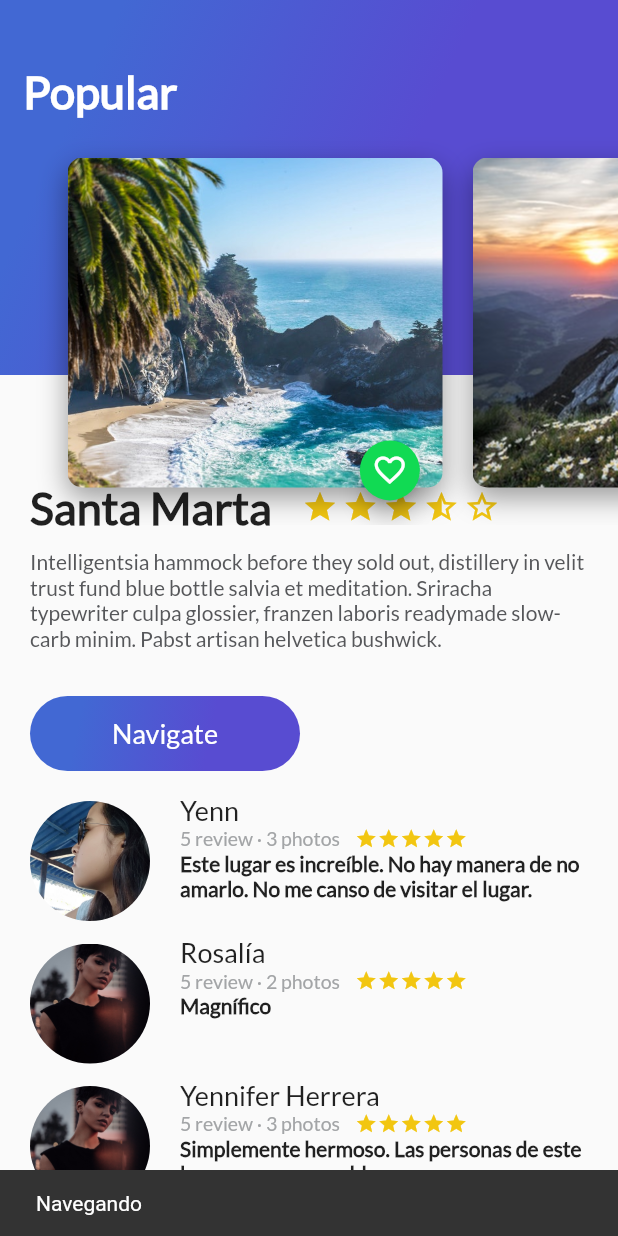
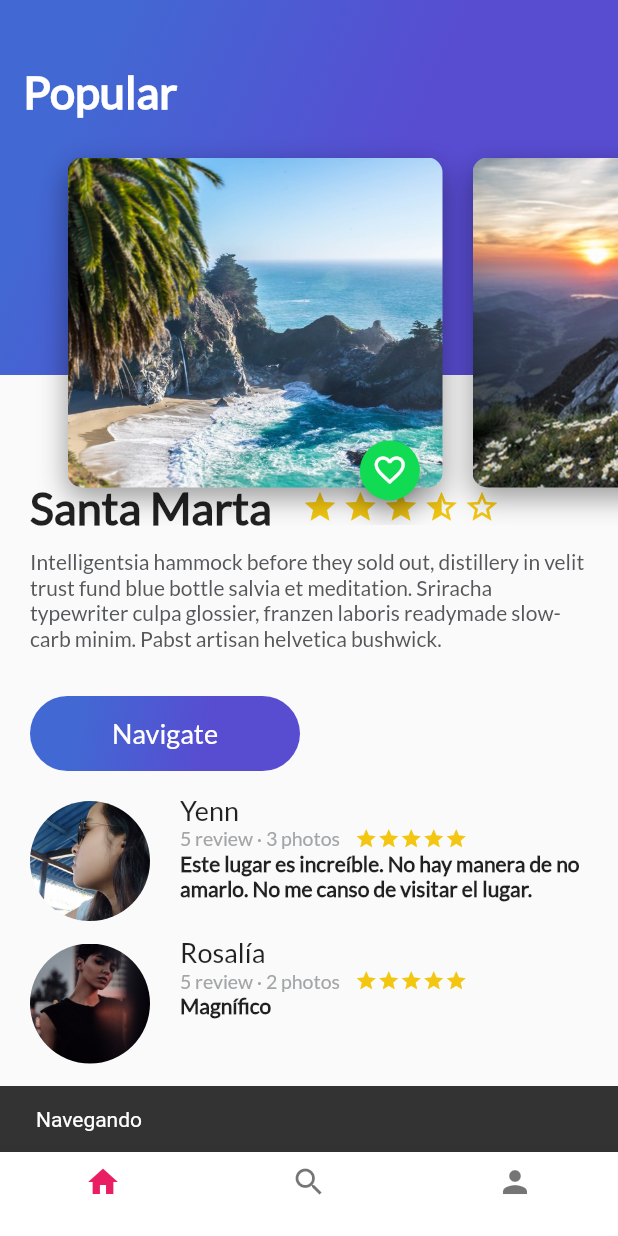
Before and after one commit to Yenniferh/Platzi-Trips, a Flutter app: the screen it shows after launch, after a tap on "Navigate", on a phone screen of 412 x 824 dp. Run offline on Flutter 3.47's test engine with Material 2 defaults, Android fonts, the phone set to English and light mode, and no system bars.

Commit message:
Bottom Navigation Bar

```diff
--- /dev/null
+++ b/lib/home_trips.dart
@@ -0,0 +1,26 @@
+import 'package:flutter/material.dart';
+import 'package:platzi_trips/description_place.dart';
+import 'package:platzi_trips/header_appbar.dart';
+import 'package:platzi_trips/review_list.dart';
+
+class HomeTrips extends StatelessWidget{
+
+  // This widget is the root of your application.
+  String dummyText = 'Intelligentsia hammock before they sold out, distillery in velit trust fund blue bottle salvia et meditation. '
+      'Sriracha typewriter culpa glossier, franzen laboris readymade slow-carb minim. Pabst artisan helvetica bushwick. ';
+
+  @override
+  Widget build(BuildContext context) {
+    return Stack(
+      children: <Widget>[
+        ListView(
+          children: <Widget>[
+            DescriptionPlace('Santa Marta', 4, dummyText),
+            ReviewList()
+          ],
+        ),
+        HeaderAppBar()
+      ],
+    );
+  }
+}
--- a/lib/main.dart
+++ b/lib/main.dart
@@ -1,16 +1,11 @@
 import 'package:flutter/material.dart';
-import 'package:platzi_trips/header_appbar.dart';
-import 'package:platzi_trips/review_list.dart';
-import 'description_place.dart';
-import 'gradient_back.dart';
 import 'package:flutter/services.dart';
+import 'package:platzi_trips/platzi_trips.dart';
 
 void main() => runApp(MyApp());
 
 class MyApp extends StatelessWidget {
-  // This widget is the root of your application.
-  String dummyText = 'Intelligentsia hammock before they sold out, distillery in velit trust fund blue bottle salvia et meditation. '
-      'Sriracha typewriter culpa glossier, franzen laboris readymade slow-carb minim. Pabst artisan helvetica bushwick. ';
+
 
   @override
   Widget build(BuildContext context) {
@@ -25,19 +20,7 @@ class MyApp extends StatelessWidget {
         primarySwatch: Colors.pink,
       ),
       debugShowCheckedModeBanner: false,
-      home: Scaffold(
-        body: Stack(
-          children: <Widget>[
-            ListView(
-              children: <Widget>[
-                DescriptionPlace('Santa Marta', 4, dummyText),
-                ReviewList()
-              ],
-            ),
-            HeaderAppBar()
-          ],
-        ),
-      )
+      home: PlatziTrips()
     );
   }
 }
--- /dev/null
+++ b/lib/platzi_trips.dart
@@ -0,0 +1,47 @@
+import 'package:flutter/material.dart';
+import 'package:platzi_trips/home_trips.dart';
+import 'package:platzi_trips/profile_trips.dart';
+import 'package:platzi_trips/search_trips.dart';
+
+class PlatziTrips extends StatefulWidget {
+  @override
+  State<StatefulWidget> createState() {
+    return _PlatziTrips();
+  }
+}
+
+class _PlatziTrips extends State<PlatziTrips> {
+  int indexTap = 0;
+  final List<Widget> widgetsChildren = [
+    HomeTrips(),
+    SearchTrips(),
+    ProfileTrips()
+  ];
+
+  @override
+  Widget build(BuildContext context) {
+    return Scaffold(
+        body: widgetsChildren[indexTap],
+        bottomNavigationBar: Theme(
+          data: Theme.of(context)
+              .copyWith(canvasColor: Colors.white, primaryColor: Colors.purple),
+          child: BottomNavigationBar(
+              onTap: onTapTapped,
+              currentIndex: indexTap,
+              items: [
+                BottomNavigationBarItem(
+                    icon: Icon(Icons.home), title: Text("")),
+                BottomNavigationBarItem(
+                    icon: Icon(Icons.search), title: Text("")),
+                BottomNavigationBarItem(
+                    icon: Icon(Icons.person), title: Text(""))
+              ]),
+        ));
+  }
+
+  void onTapTapped(int index) {
+    setState(() {
+      indexTap = index;
+    });
+  }
+}
--- /dev/null
+++ b/lib/profile_trips.dart
@@ -0,0 +1,10 @@
+import 'package:flutter/material.dart';
+
+class ProfileTrips extends StatelessWidget{
+  @override
+  Widget build(BuildContext context) {
+    return  Container(
+        color: Color(0xFFBA4CBF),
+      );
+  }
+}
--- /dev/null
+++ b/lib/search_trips.dart
@@ -0,0 +1,10 @@
+import 'package:flutter/material.dart';
+
+class SearchTrips extends StatelessWidget {
+  @override
+  Widget build(BuildContext context) {
+    return Container(
+      color: Color(0xFF2Ac4BF),
+    );
+  }
+}
```
